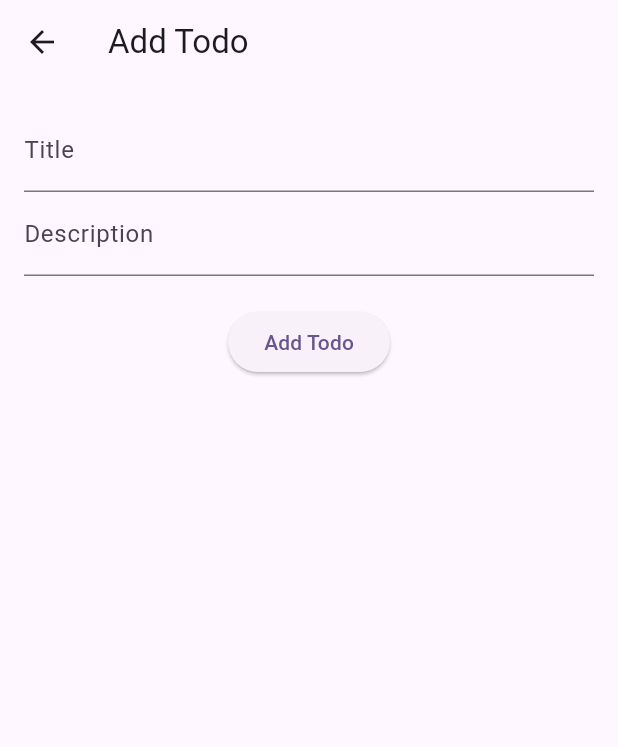
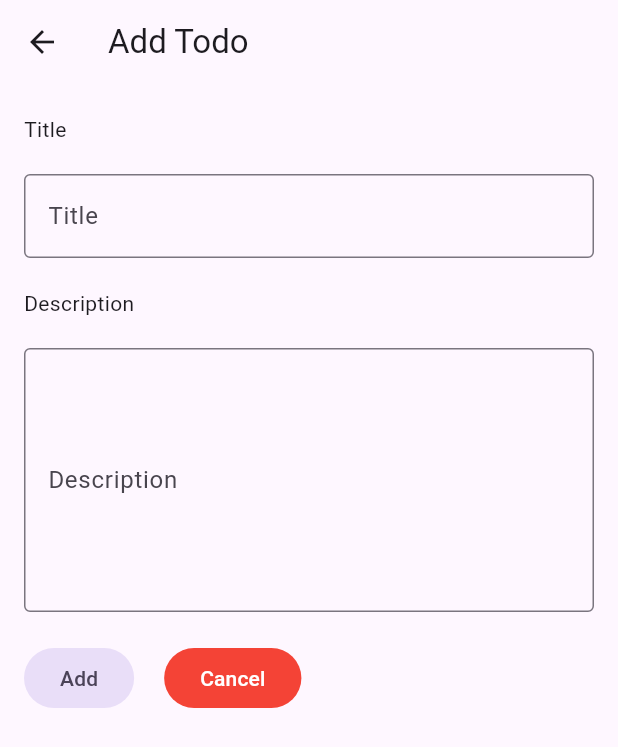
Before and after one commit to Dpi-001/flutter_clean_api_architecture-, a Flutter app: the AddTodoScreen screen opened by its route, on a phone screen of 412 x 824 dp. Shown: the top 747 px of the screen. Run offline on Flutter 3.47's test engine with Material 3 defaults, Android fonts, the phone set to English and light mode, and no system bars; our stand-ins replace bloc, dartz, dio, flutter_bloc, get_it; network calls fail.

Commit message:
Updated : Ui degin

```diff
--- a/lib/features/home/presentation/screens/add_todo_screen.dart
+++ b/lib/features/home/presentation/screens/add_todo_screen.dart
@@ -8,24 +8,87 @@ class AddTodoScreen extends StatefulWidget {
 }
 
 class _AddTodoScreenState extends State<AddTodoScreen> {
+  final _formKey = GlobalKey<FormState>();
+  String? title;
+  String? description;
   @override
   Widget build(BuildContext context) {
     return Scaffold(
-      appBar: AppBar(title: const Text('Add Todo')),
+      appBar: AppBar(title: Text("Add Todo")),
       body: Padding(
-        padding: const EdgeInsets.all(16.0),
+        padding: const EdgeInsets.symmetric(horizontal: 16, vertical: 20),
+        child: Form(
+          key: _formKey,
           child: Column(
+            spacing: 20,
+            mainAxisAlignment: MainAxisAlignment.start,
+            crossAxisAlignment: CrossAxisAlignment.start,
             children: [
-            TextField(decoration: InputDecoration(labelText: 'Title')),
-            TextField(decoration: InputDecoration(labelText: 'Description')),
-            SizedBox(height: 20),
-            ElevatedButton(
+              Text("Title"),
+              TextFormField(
+                onSaved: (newValue) {
+                  setState(() {
+                    title = newValue;
+                  });
+                },
+                validator: (value) {
+                  if (value == null || value.isEmpty) {
+                    return "Please enter a title";
+                  }
+                  return null;
+                },
+                decoration: InputDecoration(
+                  border: OutlineInputBorder(),
+                  hintText: "Write the title",
+                  label: Text("Title"),
+                  floatingLabelBehavior: FloatingLabelBehavior.never,
+                ),
+              ),
+              Text("Description"),
+              TextFormField(
+                validator: (value) {
+                  if (value == null || value.isEmpty) {
+                    return "Please enter a title";
+                  }
+                  return null;
+                },
+                minLines: 6,
+                maxLines: 10,
+                decoration: InputDecoration(
+                  border: OutlineInputBorder(),
+                  hintText: "Write the description",
+                  label: Text("Description"),
+                  floatingLabelBehavior: FloatingLabelBehavior.never,
+                ),
+              ),
+              Row(
+                spacing: 20,
+                children: [
+                  FilledButton.tonal(
                     onPressed: () {
-                // Handle add todo action
+                      if (!_formKey.currentState!.validate()) {
+                        return;
+                      }
+                      _formKey.currentState!.save();
+                      final Map<String, dynamic> formData = {
+                        "title": title,
+                        "description": description, // to api map
+                      };
                     },
-              child: Text('Add Todo'),
+                    child: Text("Add"),
+                  ),
+                  FilledButton.tonal(
+                    onPressed: () {},
+                    child: Text(
+                      "Cancel",
+                      style: TextStyle(color: Colors.white),
+                    ),
+                    style: FilledButton.styleFrom(backgroundColor: Colors.red),
                   ),
                 ],
+              ),
+            ],
+          ),
         ),
       ),
     );
```
Lines whose indentation alone changed are shown as unchanged.
